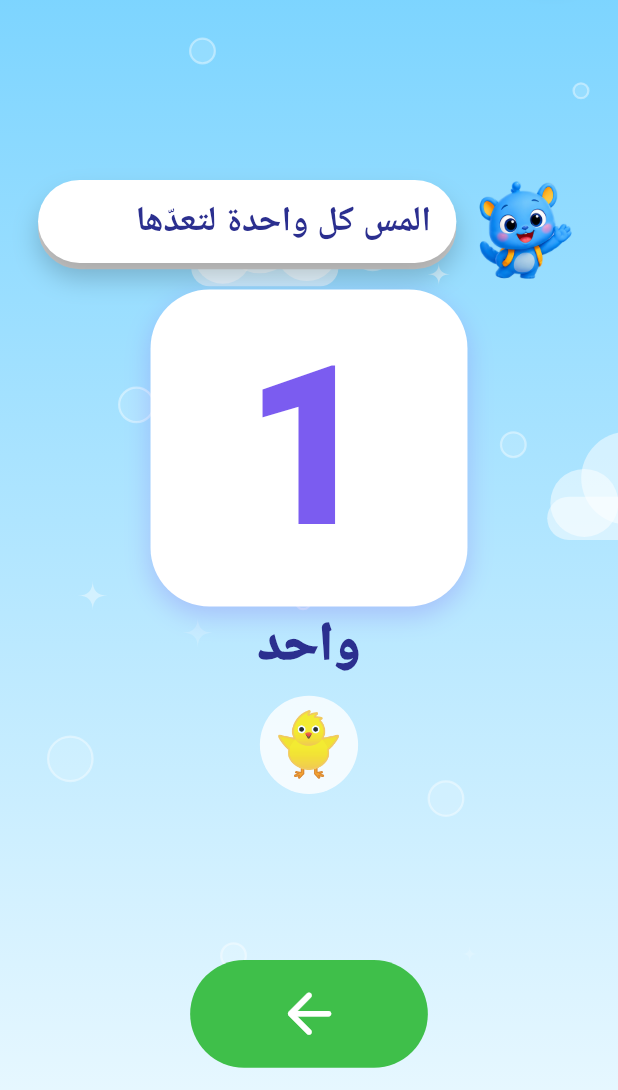
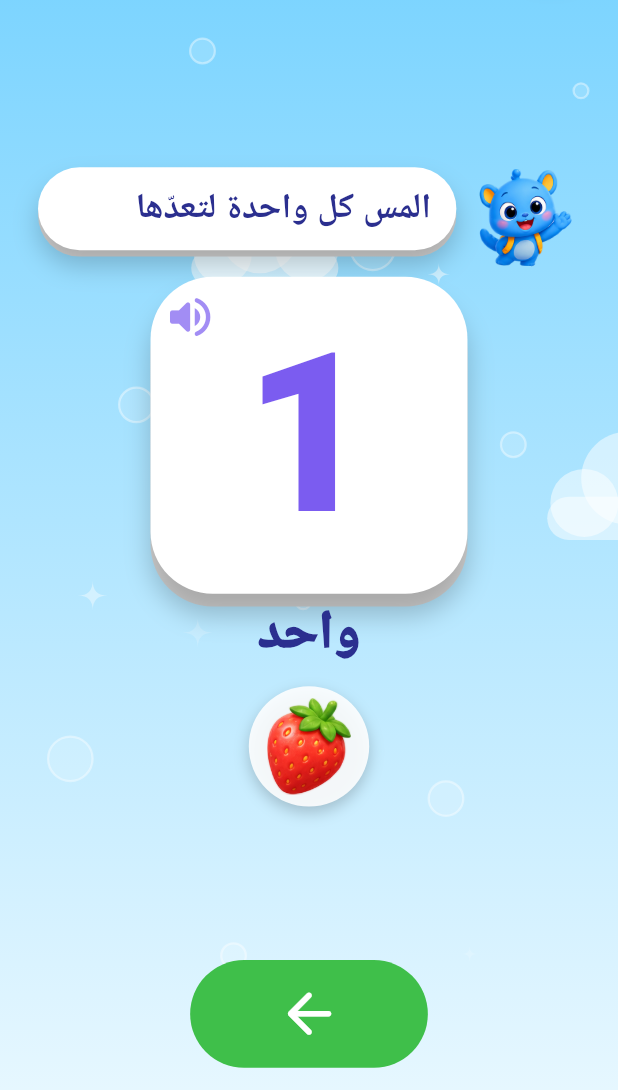
Before and after one commit to medoahmad12/sely2, a Flutter app: the NumbersWorldScreen screen opened directly, after a tap on an icon or button, on a phone screen of 412 x 824 dp, the part 146-1236 px from its top. Run offline on Flutter 3.47's test engine with Material 3 defaults, Android fonts, the phone set to English and light mode, and no system bars; our stand-ins replace audioplayers, flutter_tts, shared_preferences; accounts and stored records are empty.

Commit message:
Add files via upload

```diff
--- a/lib/features/math/numbers_world.dart
+++ b/lib/features/math/numbers_world.dart
@@ -9,6 +9,9 @@ import '../games/game_items.dart';
 import '../games/quiz_view.dart';
 import '../lesson/lesson_flow.dart';
 import '../trace/trace_board.dart';
+import '../../widgets/art_image.dart';
+import '../../widgets/chunky.dart';
+import '../../widgets/count_objects.dart';
 import '../../widgets/effects.dart';
 import '../../widgets/kid_scaffold.dart';
 import '../../widgets/pressable.dart';
@@ -45,19 +48,21 @@ class NumbersWorldScreen extends StatelessWidget {
                         child: Pressable(
                           semanticLabel: '${n.value}',
                           onTap: () => Navigator.of(context).push(fadeRoute(NumberLessonScreen(index: i))),
-                          child: Container(
-                            decoration: BoxDecoration(
-                              color: Colors.white,
-                              borderRadius: BorderRadius.circular(AppRadius.card),
-                              border: Border.all(color: color, width: 4),
-                              boxShadow: AppShadows.soft(color),
-                            ),
+                          child: ChunkyBox(
+                            color: color,
+                            radius: AppRadius.card,
+                            depth: 6 * u,
                             child: Stack(children: [
                               Center(
                                 child: Text('${n.value}',
-                                    style: TextStyle(fontSize: 60 * u, fontWeight: FontWeight.w900, color: color)),
+                                    style: TextStyle(
+                                      fontSize: 62 * u,
+                                      fontWeight: FontWeight.w900,
+                                      color: Colors.white,
+                                      shadows: const [Shadow(color: Color(0x66000000), blurRadius: 4, offset: Offset(0, 3))],
+                                    )),
                               ),
-                              if (done) const Positioned(top: 4, right: 6, child: Text('⭐', style: TextStyle(fontSize: 22))),
+                              if (done) PositionedDirectional(top: 6 * u, end: 6 * u, child: StarArt(size: 26 * u)),
                             ]),
                           ),
                         ),
@@ -136,13 +141,12 @@ class _CountStep extends StatefulWidget {
 
 class _CountStepState extends State<_CountStep> {
   final Set<int> _counted = {};
-  late final String _emoji;
+  late final String _art;
 
   @override
   void initState() {
     super.initState();
-    final emojis = AppScope.read(context).repo.mathEmojis;
-    _emoji = emojis[widget.value % emojis.length];
+    _art = CountObjects.artFor(widget.value);
     WidgetsBinding.instance.addPostFrameCallback((_) {
       if (mounted) unawaited(AppScope.read(context).audio.speak('ar_num_${widget.value}', widget.word, lang: 'ar'));
     });
@@ -167,46 +171,29 @@ class _CountStepState extends State<_CountStep> {
         SizedBox(height: 8 * u),
         Pressable(
           onTap: () => AppScope.read(context).audio.speak('ar_num_${widget.value}', widget.word, lang: 'ar'),
-          child: Container(
+          semanticLabel: widget.word,
+          child: ChunkyBox(
+            color: Colors.white,
+            radius: AppRadius.card * 1.4 * u,
+            depth: 8 * u,
             width: 200 * u,
             height: 200 * u,
-            alignment: Alignment.center,
-            decoration: BoxDecoration(color: Colors.white, borderRadius: BorderRadius.circular(AppRadius.card * 1.4), boxShadow: AppShadows.soft(AppColors.purple)),
-            child: Text('${widget.value}', style: TextStyle(fontSize: 140 * u, fontWeight: FontWeight.w900, color: AppColors.purple)),
+            gloss: false,
+            child: Stack(children: [
+              Center(
+                child: Text('${widget.value}', style: TextStyle(fontSize: 140 * u, fontWeight: FontWeight.w900, color: AppColors.purple)),
+              ),
+              PositionedDirectional(
+                top: 8 * u,
+                end: 8 * u,
+                child: Icon(Icons.volume_up_rounded, size: 34 * u, color: AppColors.purple.withValues(alpha: 0.7)),
+              ),
+            ]),
           ),
         ),
         Text(widget.word, style: TextStyle(fontSize: 34 * u, fontWeight: FontWeight.w900, color: AppColors.navy)),
-        SizedBox(height: 8 * u),
-        Wrap(
-          alignment: WrapAlignment.center,
-          spacing: 8 * u,
-          runSpacing: 8 * u,
-          children: [
-            for (var i = 0; i < widget.value; i++)
-              Pressable(
-                sound: false,
-                onTap: () => _tap(i),
-                child: AnimatedScale(
-                  scale: _counted.contains(i) ? 1.25 : 1,
-                  duration: const Duration(milliseconds: 200),
-                  curve: Curves.easeOutBack,
-                  child: Opacity(
-                    opacity: _counted.contains(i) ? 1 : 0.8,
-                    child: Container(
-                      width: 62 * u,
-                      height: 62 * u,
-                      alignment: Alignment.center,
-                      decoration: BoxDecoration(
-                        color: _counted.contains(i) ? const Color(0xFFFFF3C4) : Colors.white,
-                        shape: BoxShape.circle,
-                      ),
-                      child: Text(_emoji, style: TextStyle(fontSize: 38 * u)),
-                    ),
-                  ),
-                ),
-              ),
-          ],
-        ),
+        SizedBox(height: 10 * u),
+        CountObjects(count: widget.value, art: _art, counted: _counted, onTap: _tap),
       ]),
     );
   }
--- /dev/null
+++ b/lib/widgets/count_objects.dart
@@ -0,0 +1,98 @@
+import 'package:flutter/material.dart';
+import '../core/theme/app_colors.dart';
+import '../core/utils/responsive.dart';
+import 'art_image.dart';
+import 'pressable.dart';
+
+/// A row of countable objects drawn with the cartoon art (apple, strawberry, star, chick,
+/// butterfly, bird). The child taps each one: it pops and gets a number badge in tapping order.
+/// Used by the number lesson and the counting game, so new counting activities can reuse it.
+class CountObjects extends StatelessWidget {
+  const CountObjects({
+    super.key,
+    required this.count,
+    required this.art,
+    required this.counted,
+    required this.onTap,
+    this.size = 76,
+  });
+
+  final int count;
+
+  /// One of [arts].
+  final String art;
+
+  /// Indexes already counted, in the order they were tapped.
+  final Set<int> counted;
+  final ValueChanged<int> onTap;
+  final double size;
+
+  static const arts = ['apple', 'strawberry', 'star', 'chick', 'butterfly', 'bird_blue'];
+  static const _emoji = {
+    'apple': '🍎',
+    'strawberry': '🍓',
+    'star': '⭐',
+    'chick': '🐥',
+    'butterfly': '🦋',
+    'bird_blue': '🐦',
+  };
+
+  static String artFor(int seed) => arts[seed.abs() % arts.length];
+
+  @override
+  Widget build(BuildContext context) {
+    final u = context.u;
+    final order = counted.toList();
+    return Wrap(
+      alignment: WrapAlignment.center,
+      spacing: 10 * u,
+      runSpacing: 12 * u,
+      children: [
+        for (var i = 0; i < count; i++)
+          Pressable(
+            key: ValueKey('count_obj_$i'),
+            sound: false,
+            semanticLabel: '${i + 1}',
+            onTap: () => onTap(i),
+            child: AnimatedScale(
+              scale: counted.contains(i) ? 1.15 : 1,
+              duration: const Duration(milliseconds: 200),
+              curve: Curves.easeOutBack,
+              child: Stack(clipBehavior: Clip.none, children: [
+                Container(
+                  width: size * u,
+                  height: size * u,
+                  padding: EdgeInsets.all(size * u * 0.1),
+                  decoration: BoxDecoration(
+                    shape: BoxShape.circle,
+                    color: counted.contains(i) ? const Color(0xFFFFF0B8) : Colors.white.withValues(alpha: 0.88),
+                    boxShadow: const [BoxShadow(color: Color(0x33000000), blurRadius: 8, offset: Offset(0, 4))],
+                  ),
+                  child: ArtImage(
+                    art,
+                    fallback: Center(child: Text(_emoji[art] ?? '⭐', style: TextStyle(fontSize: size * u * 0.55))),
+                  ),
+                ),
+                if (counted.contains(i))
+                  PositionedDirectional(
+                    top: -6 * u,
+                    end: -6 * u,
+                    child: Container(
+                      width: 30 * u,
+                      height: 30 * u,
+                      alignment: Alignment.center,
+                      decoration: BoxDecoration(
+                        color: AppColors.orange,
+                        shape: BoxShape.circle,
+                        border: Border.all(color: Colors.white, width: 2),
+                      ),
+                      child: Text('${order.indexOf(i) + 1}', style: TextStyle(fontSize: 18 * u, fontWeight: FontWeight.w900, color: Colors.white)),
+                    ),
+                  ),
+              ]),
+            ),
+          ),
+      ],
+    );
+  }
+}
```
Also changed, not shown: lib/features/adventure/adventure_map_screen.dart (+39 -2 lines), lib/features/adventure/forest_quest_screen.dart (+31 -12 lines), lib/features/games/count_game.dart (+4 -30 lines), lib/features/home/home_screen.dart (+20 -9 lines), 2 other files.
